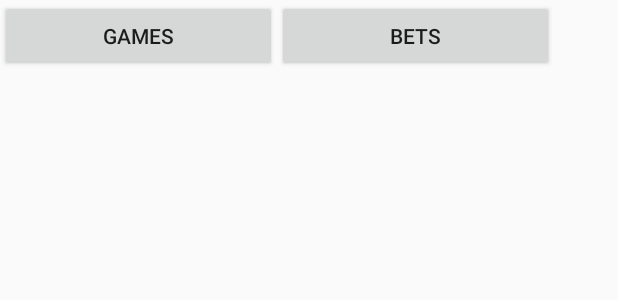
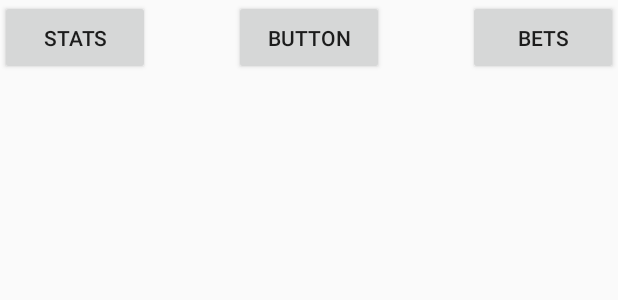
Before and after one commit to karhu48/NHLStats, an Android app: the layout activity_main.xml on its own in the app's theme, with its tools: preview values and no code run, on a phone screen of 412 x 824 dp. Shown: the top 300 px of the screen. Run offline under Robolectric (Android 15) with nearby library versions, the phone set to English and light mode, and no system bars.

```diff
--- a/app/build.gradle
+++ b/app/build.gradle
@@ -13,6 +13,7 @@ android {
     }
     buildTypes {
         release {
+            shrinkResources true
             minifyEnabled false
             proguardFiles getDefaultProguardFile('proguard-android.txt'), 'proguard-rules.pro'
         }
@@ -20,11 +21,12 @@ android {
 }
 
 dependencies {
-    compile fileTree(dir: 'libs', include: ['*.jar'])
+    compile fileTree(include: ['*.jar'], dir: 'libs')
     androidTestCompile('com.android.support.test.espresso:espresso-core:2.2.2', {
         exclude group: 'com.android.support', module: 'support-annotations'
     })
     compile 'com.android.support:appcompat-v7:25.3.1'
     compile 'com.android.support.constraint:constraint-layout:1.0.2'
+    compile 'com.android.support:support-core-utils:25.3.1'
     testCompile 'junit:junit:4.12'
 }
--- a/app/src/main/java/com/example/jupe/nhlstats/betsActivity.java
+++ b/app/src/main/java/com/example/jupe/nhlstats/betsActivity.java
@@ -3,9 +3,7 @@ package com.example.jupe.nhlstats;
 import android.app.Activity;
 import android.os.Bundle;
 
-/**
- * Created by Juhana on 9.10.2017.
- */
+
 
 public class betsActivity extends Activity {
     @Override
--- a/app/src/main/res/layout/activity_main.xml
+++ b/app/src/main/res/layout/activity_main.xml
@@ -1,30 +1,42 @@
 <?xml version="1.0" encoding="utf-8"?>
-<android.support.constraint.ConstraintLayout xmlns:android="http://schemas.android.com/apk/res/android"
+<RelativeLayout xmlns:android="http://schemas.android.com/apk/res/android"
 xmlns:app="http://schemas.android.com/apk/res-auto"
 xmlns:tools="http://schemas.android.com/tools"
 android:layout_width="match_parent"
 android:layout_height="match_parent"
 tools:context="com.example.jupe.nhlstats.MainActivity">
 
-    <LinearLayout
-        android:layout_width="369dp"
-        android:layout_height="493dp"
-        android:orientation="horizontal"
-        tools:layout_editor_absoluteX="11dp"
-        tools:layout_editor_absoluteY="9dp">
+    <Button
+        android:id="@+id/buttonStats"
+        android:layout_width="100dp"
+        android:layout_height="50dp"
+        android:layout_weight="1"
+        android:text="Stats"
+        android:layout_alignParentTop="true"
+        android:layout_alignParentStart="true" />
 
-        <Button
-            android:id="@+id/buttonGames"
-            android:layout_width="wrap_content"
-            android:layout_height="wrap_content"
-            android:layout_weight="1"
-            android:text="Games" />
+    <Button
+        android:id="@+id/buttonBets"
+        android:layout_width="100dp"
+        android:layout_height="50dp"
+        android:layout_weight="1"
+        android:text="Bets"
+        android:layout_alignParentTop="true"
+        android:layout_alignParentEnd="true" />
 
-        <Button
-            android:id="@+id/buttonBets"
-            android:layout_width="wrap_content"
-            android:layout_height="wrap_content"
-            android:layout_weight="1"
-            android:text="Bets" />
-    </LinearLayout>
-</android.support.constraint.ConstraintLayout>
+    <Button
+        android:id="@+id/buttonHit"
+        android:layout_width="100dp"
+        android:layout_height="50dp"
+        android:layout_weight="1"
+        android:text="Button"
+        android:layout_alignParentTop="true"
+        android:layout_centerHorizontal="true" />
+
+    <TextView
+        android:id="@+id/textView1"
+        android:layout_width="300dp"
+        android:layout_height="300dp"
+        android:layout_centerVertical="true"
+        android:layout_centerHorizontal="true" />
+</RelativeLayout>
--- a/build.gradle
+++ b/build.gradle
@@ -15,6 +15,9 @@ buildscript {
 allprojects {
     repositories {
         jcenter()
+        maven {
+            url "https://maven.google.com"
+        }
     }
 }
 
```
Also changed, not shown: app/src/main/java/com/example/jupe/nhlstats/JSONParser.java (added, +19 -0 lines), app/src/main/java/com/example/jupe/nhlstats/MainActivity.java (+118 -10 lines), app/src/main/java/com/example/jupe/nhlstats/StatsActivity.java (+17 -3 lines), app/src/main/res/layout/stats_layout.xml (+11 -0 lines).
